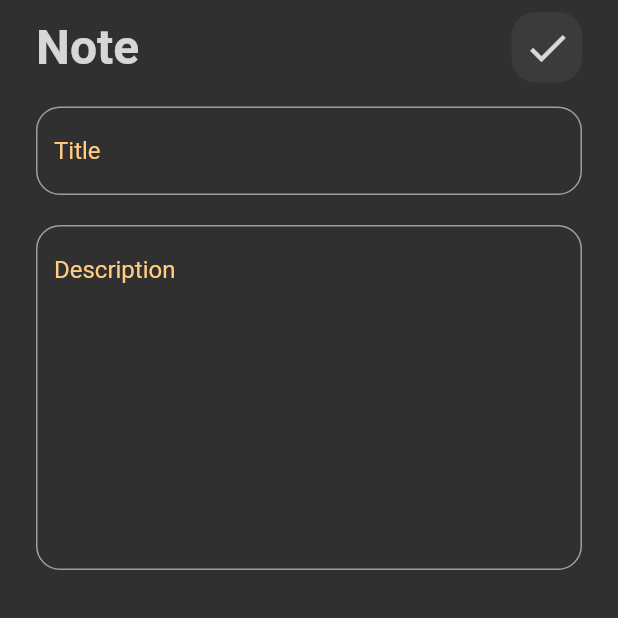
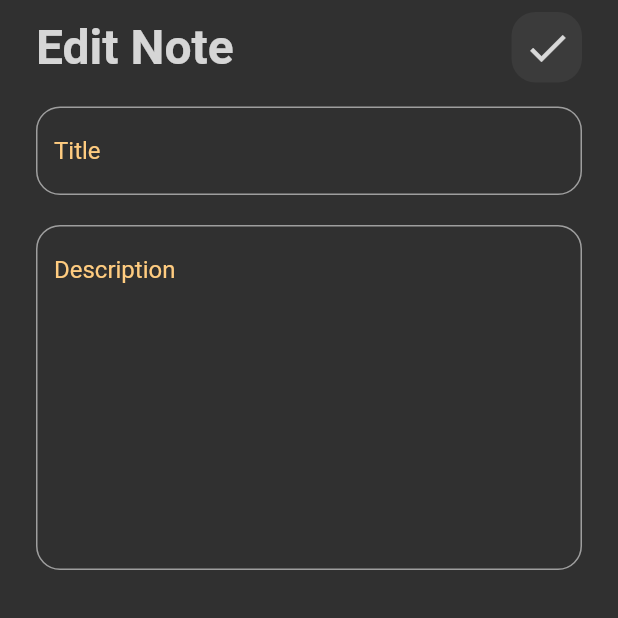
Before and after one commit to aboda97/note_app, a Flutter app: the screen it shows after launch, after a tap on "Flutter Tips", on a phone screen of 412 x 824 dp, the top half of it. Run offline on Flutter 3.47's test engine with Material 2 defaults, Android fonts, the phone set to English and light mode, and no system bars.

```diff
--- a/lib/custom_widgets/app_bar_note.dart
+++ b/lib/custom_widgets/app_bar_note.dart
@@ -1,10 +1,14 @@
 import 'package:flutter/material.dart';
 
 class CustomAppBarNote extends StatelessWidget {
+  final String titleTxt;
   final IconData icon;
   final Function() onPressed;
   const CustomAppBarNote(
-      {super.key, required this.icon, required this.onPressed});
+      {super.key,
+      required this.icon,
+      required this.onPressed,
+      required this.titleTxt});
 
   @override
   Widget build(BuildContext context) {
@@ -12,7 +16,7 @@ class CustomAppBarNote extends StatelessWidget {
       mainAxisAlignment: MainAxisAlignment.spaceBetween,
       children: [
         Text(
-          'Note',
+          titleTxt,
           style: TextStyle(
             fontSize: 32.0,
             fontWeight: FontWeight.bold,
--- a/lib/custom_widgets/home_note_body.dart
+++ b/lib/custom_widgets/home_note_body.dart
@@ -18,6 +18,7 @@ class CustomNoteBody extends StatelessWidget {
             CustomAppBarNote(
               icon: Icons.search,
               onPressed: () {},
+              titleTxt: 'Note',
             ),
             const SizedBox(
               height: 16.0,
--- a/lib/screens/edit_note_screen.dart
+++ b/lib/screens/edit_note_screen.dart
@@ -18,6 +18,7 @@ class EditNoteScreen extends StatelessWidget {
               CustomAppBarNote(
                 icon: Icons.check,
                 onPressed: () {},
+                titleTxt: 'Edit Note',
               ),
               const SizedBox(
                 height: 16.0,
```
Also changed, not shown: lib/models/note_model.dart (added, +13 -0 lines).
